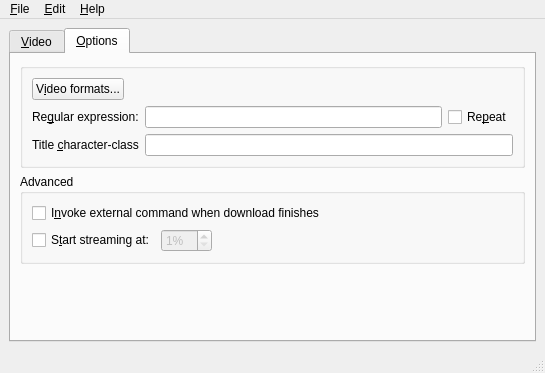
This is rc/mainwnd.ui in guendto/abby as Qt 5 draws it before an edit. The edited form follows.
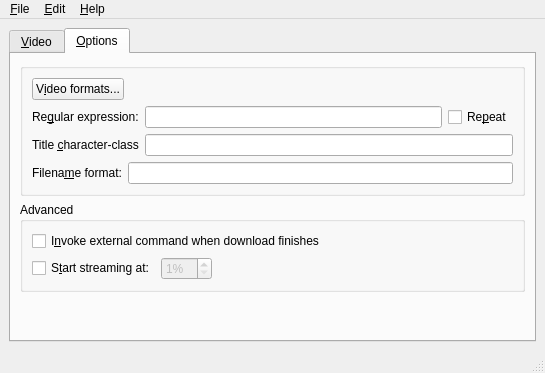
This is the edited form. The open tabs and pages were chosen to show the change. Icons and pictures are not drawn.

Commit message: Add --filename-format support.

The edit to the form file:
```diff
--- a/rc/mainwnd.ui
+++ b/rc/mainwnd.ui
@@ -564,6 +564,23 @@
              </item>
             </layout>
            </item>
+           <item row="3" column="0">
+            <layout class="QHBoxLayout" name="horizontalLayout_8">
+             <item>
+              <widget class="QLabel" name="label">
+               <property name="text">
+                <string>Filena&amp;me format:</string>
+               </property>
+               <property name="buddy">
+                <cstring>fnamefmtEdit</cstring>
+               </property>
+              </widget>
+             </item>
+             <item>
+              <widget class="QLineEdit" name="fnamefmtEdit"/>
+             </item>
+            </layout>
+           </item>
           </layout>
          </widget>
         </item>
```
The commit also changes 2 other files.
